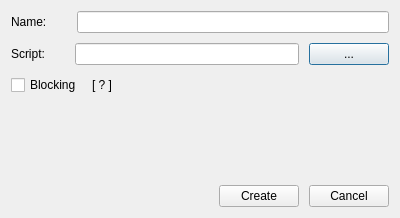
Old version of the form gui/dialogs/scripteditordialog.ui in the repository do-i/thumbgrid.
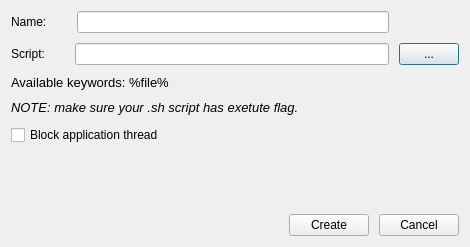
New version of the form.

Commit message: [ScriptManager] Allow to execute commands, not just .sh scripts

```diff
--- a/gui/dialogs/scripteditordialog.ui
+++ b/gui/dialogs/scripteditordialog.ui
@@ -6,8 +6,8 @@
    <rect>
     <x>0</x>
     <y>0</y>
-    <width>400</width>
-    <height>218</height>
+    <width>470</width>
+    <height>247</height>
    </rect>
   </property>
   <property name="windowTitle">
@@ -18,6 +18,27 @@
     <number>10</number>
    </property>
    <item>
+    <layout class="QGridLayout" name="gridLayout">
+     <item row="1" column="1">
+      <widget class="QPushButton" name="fileSelectButton">
+       <property name="sizePolicy">
+        <sizepolicy hsizetype="Minimum" vsizetype="Fixed">
+         <horstretch>0</horstretch>
+         <verstretch>0</verstretch>
+        </sizepolicy>
+       </property>
+       <property name="maximumSize">
+        <size>
+         <width>60</width>
+         <height>16777215</height>
+        </size>
+       </property>
+       <property name="text">
+        <string>...</string>
+       </property>
+      </widget>
+     </item>
+     <item row="0" column="0">
     <layout class="QHBoxLayout" name="horizontalLayout">
      <item>
       <widget class="QLabel" name="label">
@@ -47,7 +68,7 @@
      </item>
     </layout>
    </item>
-   <item>
+     <item row="1" column="0">
     <layout class="QHBoxLayout" name="horizontalLayout_2">
      <item>
       <widget class="QLabel" name="label_2">
@@ -75,16 +96,36 @@
      <item>
       <widget class="QLineEdit" name="pathLineEdit"/>
      </item>
-     <item>
-      <widget class="QPushButton" name="fileSelectButton">
-       <property name="sizePolicy">
-        <sizepolicy hsizetype="Minimum" vsizetype="Fixed">
-         <horstretch>0</horstretch>
-         <verstretch>0</verstretch>
-        </sizepolicy>
+      </layout>
+     </item>
+     <item row="2" column="0">
+      <widget class="QLabel" name="label_4">
+       <property name="font">
+        <font>
+         <pointsize>10</pointsize>
+        </font>
        </property>
        <property name="text">
-        <string>...</string>
+        <string>Available keywords: %file%</string>
+       </property>
+       <property name="margin">
+        <number>4</number>
+       </property>
+       <property name="textInteractionFlags">
+        <set>Qt::LinksAccessibleByMouse|Qt::TextSelectableByMouse</set>
+       </property>
+      </widget>
+     </item>
+     <item row="3" column="0">
+      <widget class="QLabel" name="label_3">
+       <property name="font">
+        <font>
+         <pointsize>10</pointsize>
+         <italic>true</italic>
+        </font>
+       </property>
+       <property name="text">
+        <string>NOTE: make sure your .sh script has exetute flag.</string>
        </property>
       </widget>
      </item>
@@ -98,23 +139,7 @@
      <item>
       <widget class="QCheckBox" name="blockingCheckBox">
        <property name="text">
-        <string>Blocking</string>
-       </property>
-      </widget>
-     </item>
-     <item>
-      <widget class="QLabel" name="label_3">
-       <property name="sizePolicy">
-        <sizepolicy hsizetype="Minimum" vsizetype="Preferred">
-         <horstretch>0</horstretch>
-         <verstretch>0</verstretch>
-        </sizepolicy>
-       </property>
-       <property name="toolTip">
-        <string>&lt;html&gt;&lt;head/&gt;&lt;body&gt;&lt;p&gt;Block the program until the script finishes.&lt;/p&gt;&lt;/body&gt;&lt;/html&gt;</string>
-       </property>
-       <property name="text">
-        <string>[ ? ]</string>
+        <string>Block application thread</string>
        </property>
       </widget>
      </item>
```
Lines whose indentation alone changed are shown as unchanged. The commit also changes 5 other files.
